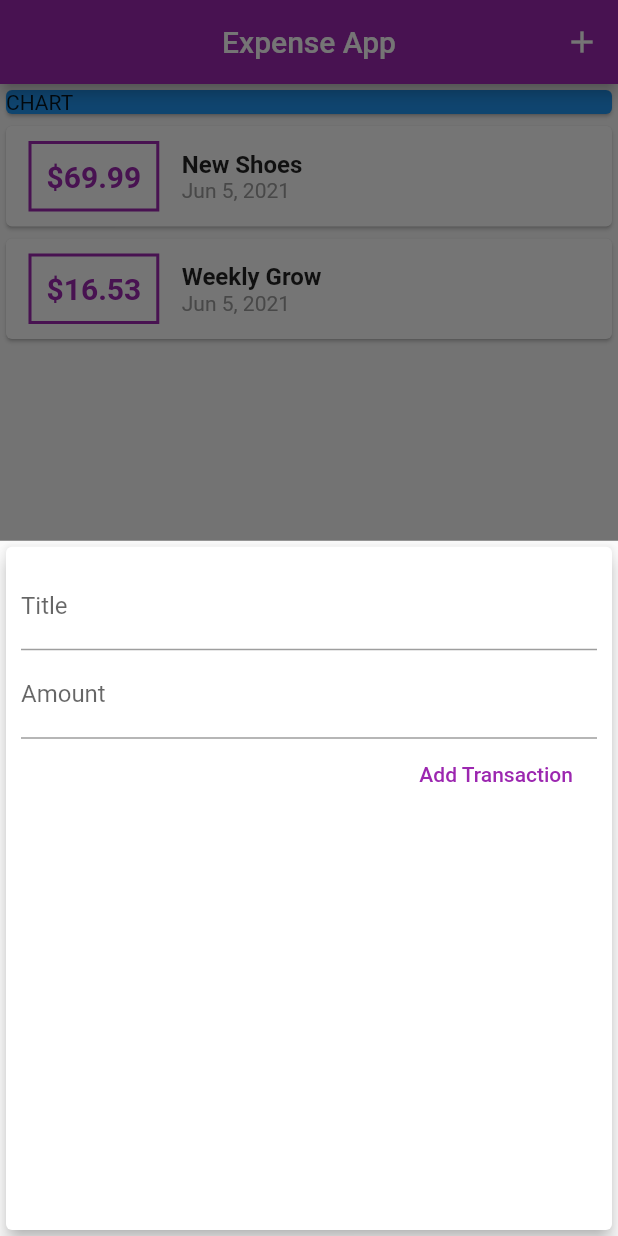
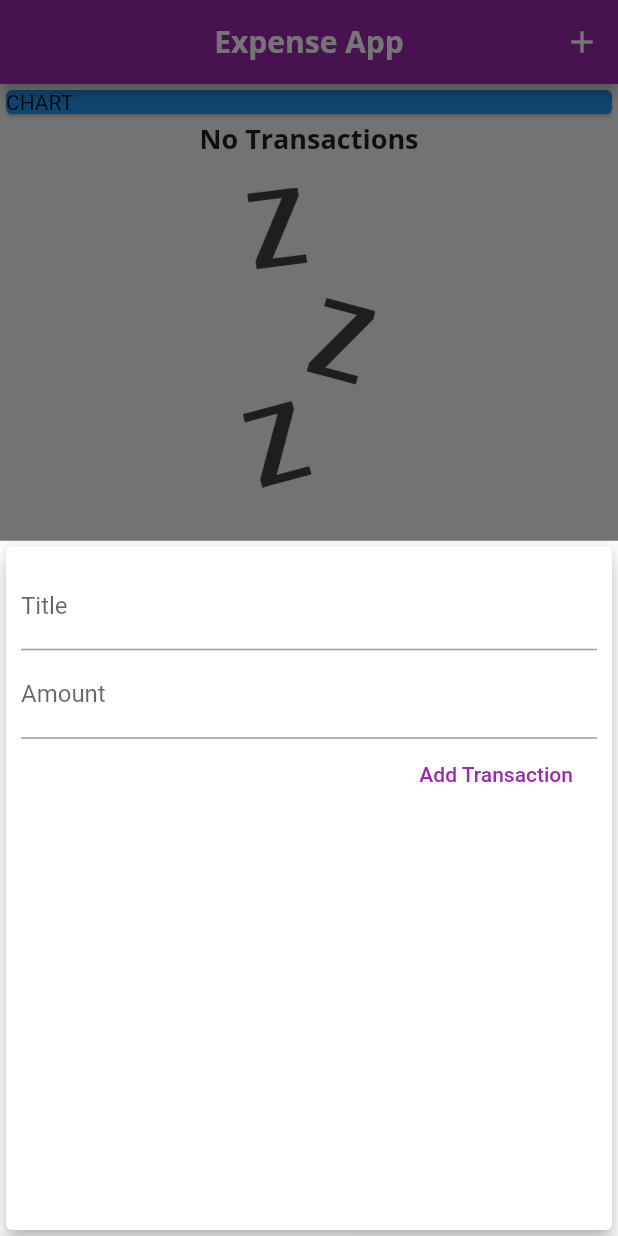
Before and after one commit to Sadid369/expense_app, a Flutter app: the screen it shows after launch, after a tap on the "add" icon, on a phone screen of 412 x 824 dp. Run offline on Flutter 3.47's test engine with Material 2 defaults, Android fonts, the phone set to English and light mode, and no system bars.

Commit message:
day 5 complete

```diff
--- a/lib/main.dart
+++ b/lib/main.dart
@@ -6,13 +6,30 @@ import 'package:flutter/material.dart';
 import 'package:intl/intl.dart';
 
 void main() {
-  runApp(MaterialApp(
-    home: HomePage(),
-    theme: ThemeData(
-      primarySwatch: Colors.purple,
-      accentColor: Colors.amber,
+  runApp(
+    MaterialApp(
+      home: HomePage(),
+      theme: ThemeData(
+        primarySwatch: Colors.purple,
+        accentColor: Colors.amber,
+        fontFamily: 'Quicksand',
+        textTheme: ThemeData.light().textTheme.copyWith(
+              title: TextStyle(
+                  fontFamily: 'OpenSans',
+                  fontSize: 18,
+                  fontWeight: FontWeight.bold),
+            ),
+        appBarTheme: AppBarTheme(
+          textTheme: ThemeData.light().textTheme.copyWith(
+                title: TextStyle(
+                    fontFamily: 'OpenSans',
+                    fontSize: 20,
+                    fontWeight: FontWeight.bold),
+              ),
+        ),
+      ),
     ),
-  ));
+  );
 }
 
 class HomePage extends StatefulWidget {
@@ -22,18 +39,18 @@ class HomePage extends StatefulWidget {
 
 class _HomePageState extends State<HomePage> {
   final List<Transactions> _userTransactions = [
-    Transactions(
-      id: 't1',
-      title: 'New Shoes',
-      amount: 69.99,
-      date: DateTime.now(),
-    ),
-    Transactions(
-      id: 't2',
-      title: 'Weekly Grow',
-      amount: 16.53,
-      date: DateTime.now(),
-    ),
+    // Transactions(
+    //   id: 't1',
+    //   title: 'New Shoes',
+    //   amount: 69.99,
+    //   date: DateTime.now(),
+    // ),
+    // Transactions(
+    //   id: 't2',
+    //   title: 'Weekly Grow',
+    //   amount: 16.53,
+    //   date: DateTime.now(),
+    // ),
   ];
   void _addNewTransaction(String txTitle, double txAmount) {
     final newTx = Transactions(
--- a/lib/widgets/transaction_list.dart
+++ b/lib/widgets/transaction_list.dart
@@ -10,16 +10,33 @@ class TransactionList extends StatelessWidget {
   Widget build(BuildContext context) {
     return Container(
       height: 300,
-      child: ListView.builder(
+      child: transactions.isEmpty
+          ? Column(
+              children: [
+                Text(
+                  'No Transactions',
+                  style: Theme.of(context).textTheme.title,
+                ),
+                SizedBox(
+                  height: 20,
+                ),
+                Container(
+                    height: 200,
+                    child: Image.asset('assets/images/waiting.png')),
+              ],
+            )
+          : ListView.builder(
               itemBuilder: (context, index) {
                 return Card(
                   child: Row(
                     children: [
                       Container(
-                  margin: EdgeInsets.symmetric(vertical: 10, horizontal: 15),
+                        margin:
+                            EdgeInsets.symmetric(vertical: 10, horizontal: 15),
                         decoration: BoxDecoration(
                             border: Border.all(
-                          color: Theme.of(context).primaryColor, width: 2)),
+                                color: Theme.of(context).primaryColor,
+                                width: 2)),
                         padding: EdgeInsets.all(10),
                         child: Text(
                           '\$${transactions[index].amount.toStringAsFixed(2)}',
@@ -35,8 +52,7 @@ class TransactionList extends StatelessWidget {
                         children: [
                           Text(
                             transactions[index].title,
-                      style:
-                          TextStyle(fontSize: 16, fontWeight: FontWeight.bold),
+                            style: Theme.of(context).textTheme.title,
                           ),
                           Text(
                             DateFormat.yMMMd().format(transactions[index].date),
```
Also changed, not shown: pubspec.yaml (+23 -9 lines), assets/fonts/OpenSans-Bold.ttf (added), assets/fonts/OpenSans-Regular.ttf (added), assets/fonts/Quicksand-Bold.ttf (added), assets/fonts/Quicksand-Light.ttf (added), assets/fonts/Quicksand-Medium.ttf (added), assets/fonts/Quicksand-Regular.ttf (added), assets/images/waiting.png (added), 1 other file. Lines whose indentation alone changed are shown as unchanged.
